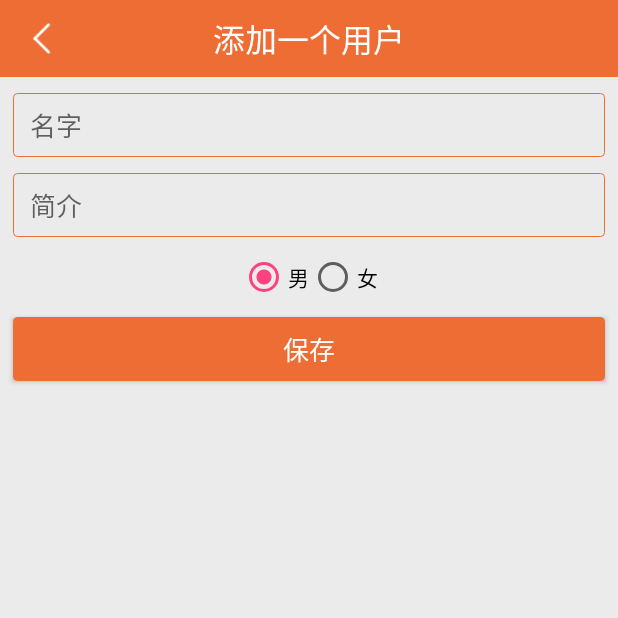
After one commit to Conways/Demo, an Android app: the AddUserActivity screen opened directly, with no data from a screen before it, on a phone screen of 412 x 824 dp, the top half of it. The commit adds this screen. Run offline under Robolectric (Android 15) with nearby library versions, the phone set to English and light mode, and no system bars.

Commit message:
修复完善数据库功能

```diff
--- a/app/src/main/AndroidManifest.xml
+++ b/app/src/main/AndroidManifest.xml
@@ -34,6 +34,7 @@
         <activity android:name=".home.firstmenu.notify.NotifyActivity"/>
         <activity android:name=".home.firstmenu.sidebar.SideBarActivity"/>
         <activity android:name=".home.firstmenu.sqlite.SqliteActivity"/>
+        <activity android:name=".home.firstmenu.sqlite.AddUserActivity"/>
 
         <!--Service 注册-->
         <service android:name=".home.firstmenu.bloodpressure.BPService"/>
--- /dev/null
+++ b/app/src/main/java/com/conways/demo/home/firstmenu/sqlite/AddUserActivity.java
@@ -0,0 +1,80 @@
+package com.conways.demo.home.firstmenu.sqlite;
+
+import android.os.Bundle;
+import android.view.View;
+import android.widget.Button;
+import android.widget.EditText;
+
+import com.conways.demo.R;
+import com.conways.demo.base.BaseTitleActivity;
+
+/**
+ * Created by user on 2016/6/20.
+ */
+public class AddUserActivity extends BaseTitleActivity implements View.OnClickListener {
+    private EditText etName;
+    private EditText etIntroduce;
+    private Button btSave;
+
+    @Override
+    protected void onCreate(Bundle savedInstanceState) {
+        setContentView(R.layout.activity_adduser);
+        super.onCreate(savedInstanceState);
+        initTitle();
+        init();
+    }
+
+    private void initTitle() {
+        tvTitleTitle.setText(getText(R.string.adduser_title));
+        ivTitleBack.setOnClickListener(this);
+    }
+
+    private void init() {
+        etName = (EditText) findViewById(R.id.activity_adduser_name);
+        etIntroduce = (EditText) findViewById(R.id.activity_adduser_introduce);
+        btSave = (Button) findViewById(R.id.activity_adduser_save);
+        btSave.setOnClickListener(this);
+    }
+
+
+    private void save() {
+        if (isEmpty(etName.getText().toString()) || isEmpty(etIntroduce.getText().toString())) {
+            showToast(getText(R.string.adduser_keep_msg_perfect).toString());
+            return;
+        }
+
+        User user = new User();
+        user.setName(etName.getText().toString().trim());
+        user.setIntroduce(etIntroduce.getText().toString().trim());
+        if (DbDao.getInstance(AppContext).addUser(user)) {
+            showToast(getText(R.string.adduser_save_seccuss).toString());
+            end();
+        } else {
+            showToast(getText(R.string.adduser_save_failed).toString());
+        }
+
+
+    }
+
+    private boolean isEmpty(String str) {
+        return str == null || "".equals(str);
+    }
+
+    @Override
+    public void onClick(View v) {
+        switch (v.getId()) {
+            case R.id.title_style_child_right_text_back:
+                end();
+                break;
+            case R.id.activity_adduser_save:
+                save();
+                break;
+
+            default:
+                break;
+        }
+
+    }
+
+
+}
--- a/app/src/main/java/com/conways/demo/home/firstmenu/sqlite/User.java
+++ b/app/src/main/java/com/conways/demo/home/firstmenu/sqlite/User.java
@@ -18,6 +18,9 @@ public class User extends BaseModel {
         this.sex = sex;
         this.introduce = introduce;
         this.head = head;
+    }
+
+    public User() {
     }
 
     public int getId() {
--- /dev/null
+++ b/app/src/main/res/drawable/round_corner_rect_stroke.xml
@@ -0,0 +1,11 @@
+<?xml version="1.0" encoding="utf-8"?>
+<shape xmlns:android="http://schemas.android.com/apk/res/android"
+       android:shape="rectangle">
+
+    <stroke
+        android:width="1px"
+        android:color="@color/main_color"/>
+    <solid android:color="@color/alpha0"/>
+    <corners android:radius="@dimen/shape_corners"/>
+
+</shape>
--- /dev/null
+++ b/app/src/main/res/layout/activity_adduser.xml
@@ -0,0 +1,54 @@
+<?xml version="1.0" encoding="utf-8"?>
+<LinearLayout xmlns:android="http://schemas.android.com/apk/res/android"
+              android:layout_width="match_parent"
+              android:layout_height="match_parent"
+              android:background="@color/gray_bg"
+              android:orientation="vertical">
+
+    <include layout="@layout/title_style_child_right_text"/>
+
+    <EditText
+        android:id="@+id/activity_adduser_name"
+        style="@style/edittext_style"
+        android:layout_marginTop="@dimen/h20"
+        android:hint="@string/adduser_name"
+        android:paddingLeft="@dimen/w20"/>
+
+    <EditText
+        android:id="@+id/activity_adduser_introduce"
+        style="@style/edittext_style"
+        android:layout_marginTop="@dimen/h20"
+        android:hint="@string/adduser_introduce"
+        android:paddingLeft="@dimen/w20"/>
+
+    <RadioGroup
+        android:layout_width="wrap_content"
+        android:layout_height="wrap_content"
+        android:layout_gravity="center_horizontal"
+        android:layout_marginTop="@dimen/h20"
+        android:orientation="horizontal">
+
+        <RadioButton
+            android:id="@+id/activity_adduser_sex_male"
+            android:layout_width="wrap_content"
+            android:layout_height="wrap_content"
+            android:layout_gravity="center_horizontal"
+            android:checked="true"
+            android:text="@string/adduser_sex_male"/>
+
+        <RadioButton
+            android:id="@+id/activity_adduser_sex_female"
+            android:layout_width="wrap_content"
+            android:layout_height="wrap_content"
+            android:layout_gravity="center_horizontal"
+            android:text="@string/adduser_sex_female"/>
+    </RadioGroup>
+
+    <Button
+        android:id="@+id/activity_adduser_save"
+        style="@style/button_style"
+        android:layout_marginTop="@dimen/h20"
+        android:text="@string/adduser_save"/>
+
+
+</LinearLayout>
--- a/app/src/main/res/layout/activity_sqlite.xml
+++ b/app/src/main/res/layout/activity_sqlite.xml
@@ -2,8 +2,14 @@
 <LinearLayout xmlns:android="http://schemas.android.com/apk/res/android"
               android:layout_width="match_parent"
               android:layout_height="match_parent"
+              android:background="@color/gray_bg"
               android:orientation="vertical">
 
     <include layout="@layout/title_style_child_right_text"/>
 
+    <android.support.v7.widget.RecyclerView
+        android:id="@+id/activity_sqlite_list"
+        android:layout_width="match_parent"
+        android:layout_height="match_parent"/>
+
 </LinearLayout>
--- a/app/src/main/res/values/strings.xml
+++ b/app/src/main/res/values/strings.xml
@@ -49,6 +49,18 @@
 
     <!--数据库-->
     <string name="sqlite_title">数据库</string>
+    <string name="sqlite_aciton">添加</string>
+
+    <!--添加用户-->
+    <string name="adduser_title">添加一个用户</string>
+    <string name="adduser_sex_male">男</string>
+    <string name="adduser_sex_female">女</string>
+    <string name="adduser_name">名字</string>
+    <string name="adduser_introduce">简介</string>
+    <string name="adduser_save">保存</string>
+    <string name="adduser_keep_msg_perfect">请保持消息完整</string>
+    <string name="adduser_save_seccuss">保存成功</string>
+    <string name="adduser_save_failed">保存失败</string>
 
 
 </resources>
--- a/app/src/main/res/values/styles.xml
+++ b/app/src/main/res/values/styles.xml
@@ -19,4 +19,14 @@
         <item name="android:background">@drawable/bt_round_corner_rect_bg</item>
     </style>
 
+    <style name="edittext_style">
+        <item name="android:textSize">@dimen/read_long_size</item>
+        <item name="android:textColor">@color/black</item>
+        <item name="android:layout_width">match_parent</item>
+        <item name="android:layout_height">@dimen/h80</item>
+        <item name="android:layout_marginLeft">@dimen/horizontal_margin</item>
+        <item name="android:layout_marginRight">@dimen/horizontal_margin</item>
+        <item name="android:background">@drawable/round_corner_rect_stroke</item>
+    </style>
+
 </resources>
```
Also changed, not shown: app/src/main/java/com/conways/demo/home/firstmenu/sqlite/DbConstants.java (+4 -4 lines), app/src/main/java/com/conways/demo/home/firstmenu/sqlite/DbDao.java (+4 -23 lines), app/src/main/java/com/conways/demo/home/firstmenu/sqlite/DividerItemDecoration.java (added, +107 -0 lines), app/src/main/java/com/conways/demo/home/firstmenu/sqlite/OnItemClickLisener.java (added, +13 -0 lines), app/src/main/java/com/conways/demo/home/firstmenu/sqlite/SqliteActivity.java (+41 -0 lines), app/src/main/java/com/conways/demo/home/firstmenu/sqlite/UserListAdapter.java (added, +83 -0 lines), app/src/main/res/drawable/radio_button_bg.xml (added, +7 -0 lines), app/src/main/res/layout/item_user_list.xml (added, +47 -0 lines).
